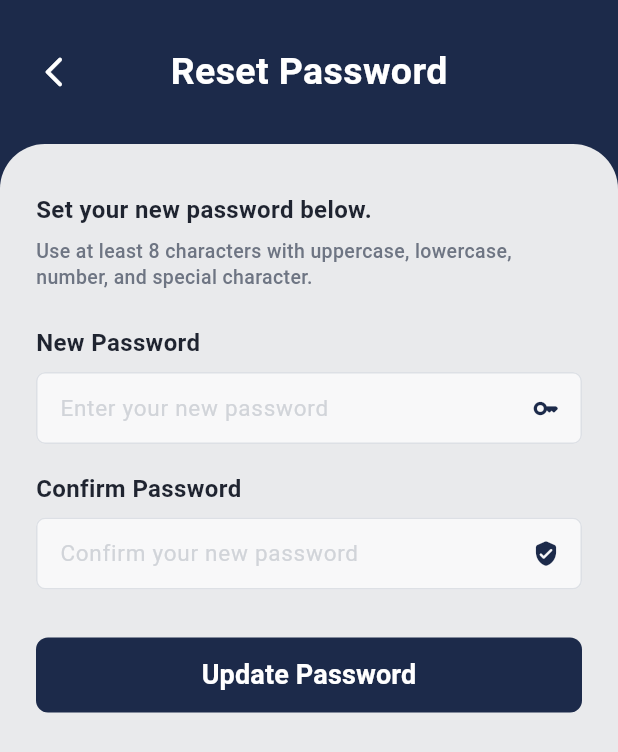
After one commit to MozHrMamoun/AMAN-Mobile-App, a Flutter app: the ResetPasswordPage screen opened directly, on a phone screen of 412 x 824 dp. The commit adds this screen. Shown: the top 752 px of the screen. Run offline on Flutter 3.47's test engine with Material 3 defaults, Android fonts, the phone set to English and light mode, and no system bars; our stand-ins replace image_picker, shared_preferences, supabase_flutter; accounts and stored records are empty.

Commit message:
Add forgot your password feature

```diff
--- /dev/null
+++ b/mobile_app/lib/features/auth/presentation/reset_password_page.dart
@@ -0,0 +1,289 @@
+import 'package:flutter/material.dart';
+import 'package:supabase_flutter/supabase_flutter.dart';
+
+import '../../../core/app_session.dart';
+import '../../../core/input_validators.dart';
+import '../../../login_page.dart';
+
+class ResetPasswordPage extends StatefulWidget {
+  const ResetPasswordPage({super.key});
+
+  @override
+  State<ResetPasswordPage> createState() => _ResetPasswordPageState();
+}
+
+class _ResetPasswordPageState extends State<ResetPasswordPage> {
+  final _passwordController = TextEditingController();
+  final _confirmPasswordController = TextEditingController();
+  bool _isSubmitting = false;
+
+  @override
+  void dispose() {
+    _passwordController.dispose();
+    _confirmPasswordController.dispose();
+    super.dispose();
+  }
+
+  Future<void> _submit() async {
+    final password = _passwordController.text.trim();
+    final confirmPassword = _confirmPasswordController.text.trim();
+
+    if (password.isEmpty || confirmPassword.isEmpty) {
+      ScaffoldMessenger.of(context).showSnackBar(
+        const SnackBar(content: Text('Please fill both password fields.')),
+      );
+      return;
+    }
+
+    final passwordError = InputValidators.validateStrongPassword(password);
+    if (passwordError != null) {
+      ScaffoldMessenger.of(context).showSnackBar(
+        SnackBar(content: Text(passwordError)),
+      );
+      return;
+    }
+
+    if (password != confirmPassword) {
+      ScaffoldMessenger.of(context).showSnackBar(
+        const SnackBar(content: Text('Passwords do not match.')),
+      );
+      return;
+    }
+
+    setState(() {
+      _isSubmitting = true;
+    });
+
+    try {
+      await Supabase.instance.client.auth.updateUser(
+        UserAttributes(password: password),
+      );
+      await Supabase.instance.client.auth.signOut();
+
+      if (!mounted) return;
+
+      AppSession.clearGuestMode();
+      ScaffoldMessenger.of(context).showSnackBar(
+        const SnackBar(
+          content: Text('Password updated successfully. Please login again.'),
+        ),
+      );
+      Navigator.of(context).pushAndRemoveUntil(
+        MaterialPageRoute(builder: (_) => const LoginPage()),
+        (_) => false,
+      );
+    } on AuthException catch (error) {
+      if (!mounted) return;
+      ScaffoldMessenger.of(context).showSnackBar(
+        SnackBar(content: Text(error.message)),
+      );
+    } catch (_) {
+      if (!mounted) return;
+      ScaffoldMessenger.of(context).showSnackBar(
+        const SnackBar(
+          content: Text('Unexpected error while resetting password.'),
+        ),
+      );
+    } finally {
+      if (mounted) {
+        setState(() {
+          _isSubmitting = false;
+        });
+      }
+    }
+  }
+
+  @override
+  Widget build(BuildContext context) {
+    const primary = Color(0xFF1C2A4A);
+    const page = Color(0xFFE9EAEC);
+    const border = Color(0xFFDDE0E5);
+
+    return Scaffold(
+      backgroundColor: primary,
+      body: SafeArea(
+        child: Column(
+          children: [
+            Padding(
+              padding: const EdgeInsets.fromLTRB(12, 24, 12, 24),
+              child: Stack(
+                alignment: Alignment.center,
+                children: [
+                  const Text(
+                    'Reset Password',
+                    style: TextStyle(
+                      color: Colors.white,
+                      fontSize: 25,
+                      fontWeight: FontWeight.w700,
+                    ),
+                  ),
+                  Align(
+                    alignment: Alignment.centerLeft,
+                    child: IconButton(
+                      onPressed: _isSubmitting
+                          ? null
+                          : () => Navigator.of(context).pushAndRemoveUntil(
+                                MaterialPageRoute(
+                                  builder: (_) => const LoginPage(),
+                                ),
+                                (_) => false,
+                              ),
+                      icon: const Icon(Icons.arrow_back_ios_new_rounded),
+                      color: Colors.white,
+                    ),
+                  ),
+                ],
+              ),
+            ),
+            Expanded(
+              child: Container(
+                width: double.infinity,
+                decoration: const BoxDecoration(
+                  color: page,
+                  borderRadius: BorderRadius.only(
+                    topLeft: Radius.circular(30),
+                    topRight: Radius.circular(30),
+                  ),
+                ),
+                child: SingleChildScrollView(
+                  padding: const EdgeInsets.fromLTRB(24, 32, 24, 48),
+                  child: Column(
+                    crossAxisAlignment: CrossAxisAlignment.start,
+                    children: [
+                      const Text(
+                        'Set your new password below.',
+                        style: TextStyle(
+                          color: Color(0xFF1F2430),
+                          fontSize: 16,
+                          fontWeight: FontWeight.w600,
+                        ),
+                      ),
+                      const SizedBox(height: 8),
+                      const Text(
+                        'Use at least 8 characters with uppercase, lowercase, number, and special character.',
+                        style: TextStyle(
+                          color: Color(0xFF6E7583),
+                          fontSize: 13,
+                          fontWeight: FontWeight.w500,
+                          height: 1.3,
+                        ),
+                      ),
+                      const SizedBox(height: 24),
+                      const Text(
+                        'New Password',
+                        style: TextStyle(
+                          color: Color(0xFF1F2430),
+                          fontSize: 16,
+                          fontWeight: FontWeight.w600,
+                        ),
+                      ),
+                      const SizedBox(height: 8),
+                      TextField(
+                        controller: _passwordController,
+                        obscureText: true,
+                        decoration: InputDecoration(
+                          isDense: true,
+                          filled: true,
+                          fillColor: const Color(0xFFF8F8F9),
+                          hintText: 'Enter your new password',
+                          hintStyle: const TextStyle(
+                            color: Color(0xFFD1D4D9),
+                            fontSize: 15,
+                          ),
+                          suffixIcon: const Icon(
+                            Icons.key_rounded,
+                            color: primary,
+                            size: 18,
+                          ),
+                          enabledBorder: OutlineInputBorder(
+                            borderRadius: BorderRadius.circular(6),
+                            borderSide: const BorderSide(color: border),
+                          ),
+                          focusedBorder: OutlineInputBorder(
+                            borderRadius: BorderRadius.circular(6),
+                            borderSide: const BorderSide(color: primary),
+                          ),
+                        ),
+                      ),
+                      const SizedBox(height: 18),
+                      const Text(
+                        'Confirm Password',
+                        style: TextStyle(
+                          color: Color(0xFF1F2430),
+                          fontSize: 16,
+                          fontWeight: FontWeight.w600,
+                        ),
+                      ),
+                      const SizedBox(height: 8),
+                      TextField(
+                        controller: _confirmPasswordController,
+                        obscureText: true,
+                        decoration: InputDecoration(
+                          isDense: true,
+                          filled: true,
+                          fillColor: const Color(0xFFF8F8F9),
+                          hintText: 'Confirm your new password',
+                          hintStyle: const TextStyle(
+                            color: Color(0xFFD1D4D9),
+                            fontSize: 15,
+                          ),
+                          suffixIcon: const Icon(
+                            Icons.verified_user_rounded,
+                            color: primary,
+                            size: 18,
+                          ),
+                          enabledBorder: OutlineInputBorder(
+                            borderRadius: BorderRadius.circular(6),
+                            borderSide: const BorderSide(color: border),
+                          ),
+                          focusedBorder: OutlineInputBorder(
+                            borderRadius: BorderRadius.circular(6),
+                            borderSide: const BorderSide(color: primary),
+                          ),
+                        ),
+                      ),
+                      const SizedBox(height: 32),
+                      SizedBox(
+                        width: double.infinity,
+                        height: 50,
+                        child: ElevatedButton(
+                          onPressed: _isSubmitting ? null : _submit,
+                          style: ElevatedButton.styleFrom(
+                            backgroundColor: primary,
+                            foregroundColor: Colors.white,
+                            elevation: 0,
+                            shape: RoundedRectangleBorder(
+                              borderRadius: BorderRadius.circular(8),
+                            ),
+                          ),
+                          child: _isSubmitting
+                              ? const SizedBox(
+                                  width: 20,
+                                  height: 20,
+                                  child: CircularProgressIndicator(
+                                    strokeWidth: 2,
+                                    valueColor: AlwaysStoppedAnimation<Color>(
+                                      Colors.white,
+                                    ),
+                                  ),
+                                )
+                              : const Text(
+                                  'Update Password',
+                                  style: TextStyle(
+                                    fontWeight: FontWeight.w700,
+                                    fontSize: 18,
+                                  ),
+                                ),
+                        ),
+                      ),
+                    ],
+                  ),
+                ),
+              ),
+            ),
+          ],
+        ),
+      ),
+    );
+  }
+}
```
Also changed, not shown: mobile_app/lib/features/auth/presentation/login_page.dart (+123 -0 lines).
